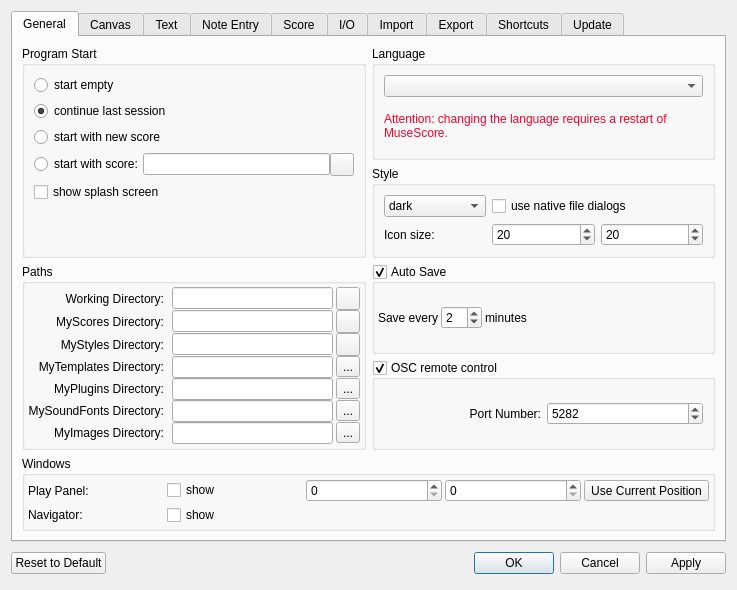
First picture: the form in mscore/mscore/prefsdialog.ui, repository musescore/musescore-old, before the edit.
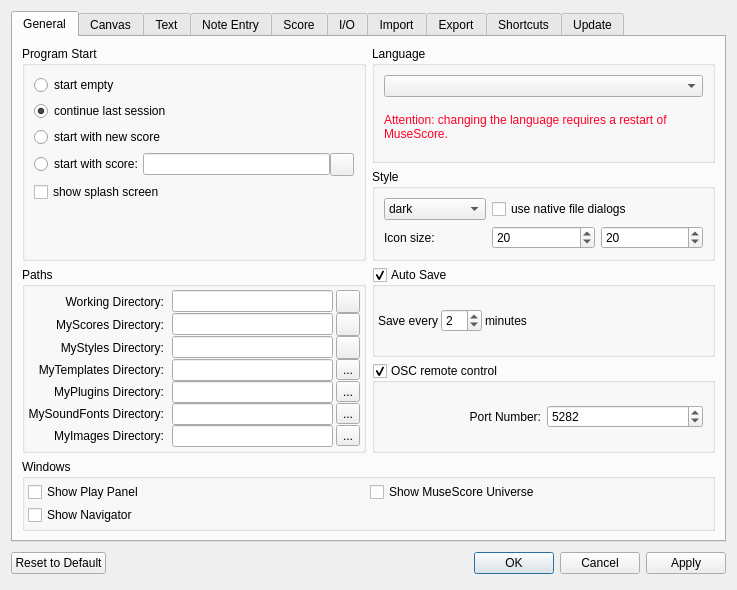
Second picture: the form after the edit. Custom widgets are drawn as their Qt base class.

```diff
--- a/mscore/mscore/prefsdialog.ui
+++ b/mscore/mscore/prefsdialog.ui
@@ -491,58 +491,24 @@
           <property name="spacing">
            <number>3</number>
           </property>
-          <item row="0" column="0">
-           <widget class="QLabel" name="label_17">
-            <property name="text">
-             <string>Play Panel:</string>
-            </property>
-            <property name="textFormat">
-             <enum>Qt::PlainText</enum>
-            </property>
-           </widget>
-          </item>
-          <item row="0" column="1">
+          <item row="1" column="0">
            <widget class="QCheckBox" name="playPanelShow">
             <property name="text">
-             <string>show</string>
+             <string>Show Play Panel</string>
             </property>
            </widget>
           </item>
-          <item row="0" column="2">
-           <widget class="QSpinBox" name="playPanelX">
-            <property name="maximum">
-             <number>9999</number>
-            </property>
-           </widget>
-          </item>
-          <item row="0" column="3">
-           <widget class="QSpinBox" name="playPanelY">
-            <property name="maximum">
-             <number>9999</number>
-            </property>
-           </widget>
-          </item>
-          <item row="0" column="4">
-           <widget class="QToolButton" name="playPanelCur">
-            <property name="text">
-             <string>Use Current Position</string>
-            </property>
-           </widget>
-          </item>
-          <item row="1" column="0">
-           <widget class="QLabel" name="label_19">
-            <property name="text">
-             <string>Navigator:</string>
-            </property>
-            <property name="textFormat">
-             <enum>Qt::PlainText</enum>
-            </property>
-           </widget>
-          </item>
-          <item row="1" column="1">
+          <item row="3" column="0">
            <widget class="QCheckBox" name="navigatorShow">
             <property name="text">
-             <string>show</string>
+             <string>Show Navigator</string>
+            </property>
+           </widget>
+          </item>
+          <item row="1" column="1">
+           <widget class="QCheckBox" name="webPanelShow">
+            <property name="text">
+             <string>Show MuseScore Universe</string>
             </property>
            </widget>
           </item>
```
Left out of the diff: 2 changed lines with no effect on the pictures.
